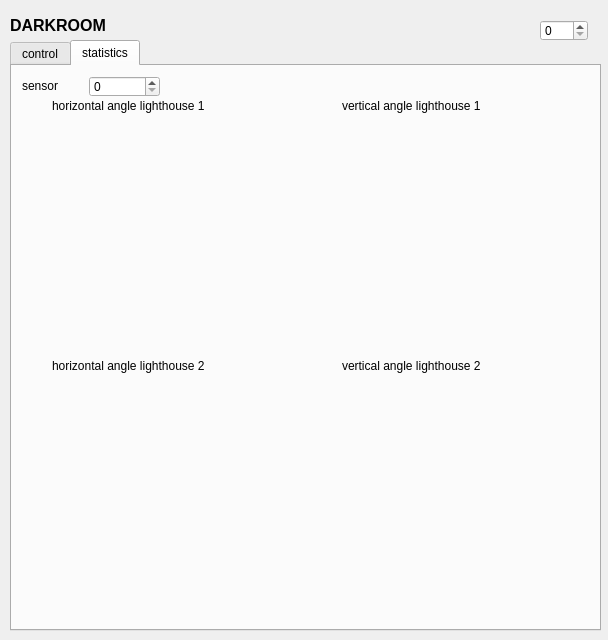
The window that darkroom_rqt/src/darkroom_rqt.ui (Roboy/roboy_darkroom) describes before a commit, drawn with Qt 5.
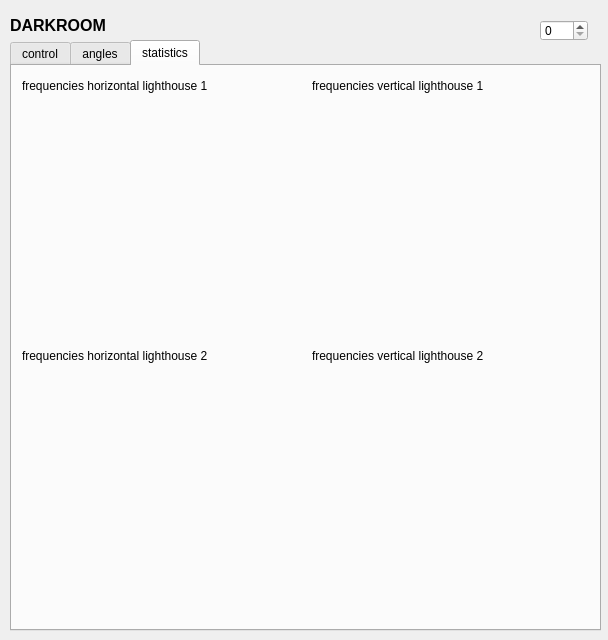
The same window after the commit. Custom widgets are drawn as their Qt base class.

Commit message: with better timestamp and statistics

What changed in the file:
```diff
--- a/darkroom_rqt/src/darkroom_rqt.ui
+++ b/darkroom_rqt/src/darkroom_rqt.ui
@@ -54,7 +54,7 @@
     </rect>
    </property>
    <property name="currentIndex">
-    <number>1</number>
+    <number>2</number>
    </property>
    <widget class="QWidget" name="tab">
     <attribute name="title">
@@ -2266,7 +2266,7 @@
    </widget>
    <widget class="QWidget" name="tab_2">
     <attribute name="title">
-     <string>statistics</string>
+     <string>angles</string>
     </attribute>
     <widget class="QCustomPlot" name="horizontal_angle_lighthouse_1" native="true">
      <property name="geometry">
@@ -2387,6 +2387,103 @@
      </widget>
     </widget>
    </widget>
+   <widget class="QWidget" name="tab_3">
+    <attribute name="title">
+     <string>statistics</string>
+    </attribute>
+    <widget class="QCustomPlot" name="update_frequencies_horizontal_lighthouse_1" native="true">
+     <property name="geometry">
+      <rect>
+       <x>0</x>
+       <y>10</y>
+       <width>291</width>
+       <height>271</height>
+      </rect>
+     </property>
+     <widget class="QLabel" name="label_5">
+      <property name="geometry">
+       <rect>
+        <x>10</x>
+        <y>0</y>
+        <width>241</width>
+        <height>20</height>
+       </rect>
+      </property>
+      <property name="text">
+       <string>frequencies horizontal lighthouse 1</string>
+      </property>
+     </widget>
+    </widget>
+    <widget class="QCustomPlot" name="update_frequencies_vertical_lighthouse_1" native="true">
+     <property name="geometry">
+      <rect>
+       <x>290</x>
+       <y>10</y>
+       <width>291</width>
+       <height>271</height>
+      </rect>
+     </property>
+     <widget class="QLabel" name="label_7">
+      <property name="geometry">
+       <rect>
+        <x>10</x>
+        <y>0</y>
+        <width>241</width>
+        <height>20</height>
+       </rect>
+      </property>
+      <property name="text">
+       <string>frequencies vertical lighthouse 1</string>
+      </property>
+     </widget>
+    </widget>
+    <widget class="QCustomPlot" name="update_frequencies_horizontal_lighthouse_2" native="true">
+     <property name="geometry">
+      <rect>
+       <x>0</x>
+       <y>280</y>
+       <width>291</width>
+       <height>271</height>
+      </rect>
+     </property>
+     <widget class="QLabel" name="label_6">
+      <property name="geometry">
+       <rect>
+        <x>10</x>
+        <y>0</y>
+        <width>241</width>
+        <height>20</height>
+       </rect>
+      </property>
+      <property name="text">
+       <string>frequencies horizontal lighthouse 2</string>
+      </property>
+     </widget>
+    </widget>
+    <widget class="QCustomPlot" name="update_frequencies_vertical_lighthouse_2" native="true">
+     <property name="geometry">
+      <rect>
+       <x>290</x>
+       <y>280</y>
+       <width>291</width>
+       <height>271</height>
+      </rect>
+     </property>
+     <widget class="QLabel" name="label_8">
+      <property name="geometry">
+       <rect>
+        <x>10</x>
+        <y>0</y>
+        <width>241</width>
+        <height>20</height>
+       </rect>
+      </property>
+      <property name="text">
+       <string>frequencies vertical lighthouse 2</string>
+      </property>
+     </widget>
+    </widget>
+   </widget>
   </widget>
  </widget>
  <customwidgets>
```
The commit also changes 9 other files.
